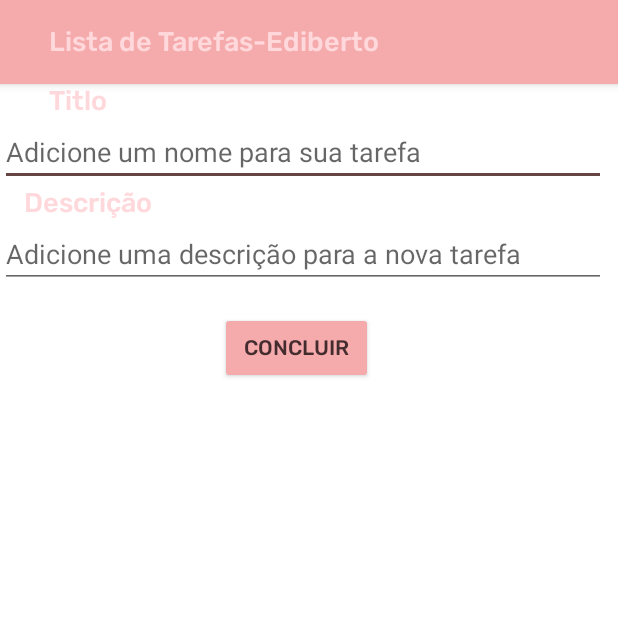
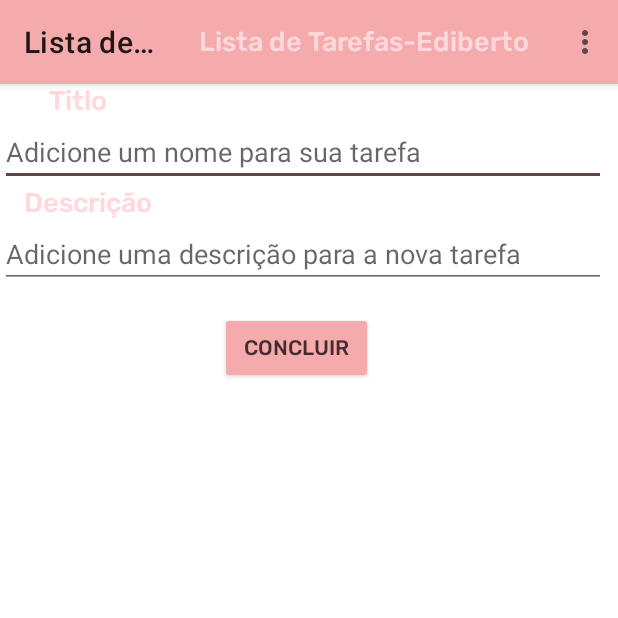
Before and after one commit to Ediberto/.TaskBeats, an Android app: the TaskDetalhesActivity screen opened directly, with no data from a screen before it, on a phone screen of 412 x 824 dp, the top half of it. Run offline under Robolectric (Android 15) with nearby library versions, the phone set to English and light mode, and no system bars.

```diff
--- a/app/src/main/java/com/example/taskbeats_ediberto/presentation/MainActivity.kt
+++ b/app/src/main/java/com/example/taskbeats_ediberto/presentation/MainActivity.kt
@@ -8,5 +8,6 @@ class MainActivity : AppCompatActivity() {
     override fun onCreate(savedInstanceState: Bundle?) {
         super.onCreate(savedInstanceState)
         setContentView(R.layout.activity_main)
+        //setContentView(R.layout.toolbar)
     }
 }
--- a/app/src/main/java/com/example/taskbeats_ediberto/presentation/TaskListActivity.kt
+++ b/app/src/main/java/com/example/taskbeats_ediberto/presentation/TaskListActivity.kt
@@ -8,9 +8,6 @@ import android.view.MenuItem
 import android.widget.LinearLayout
 import androidx.activity.result.ActivityResult
 import androidx.activity.result.contract.ActivityResultContracts
-//import com.comunidadedevspace.taskbeats.R
-//import com.comunidadedevspace.taskbeats.data.AppDatabase
-//import com.comunidadedevspace.taskbeats.data.Task
 import androidx.recyclerview.widget.RecyclerView
 import androidx.room.Room
 import android.view.View
@@ -60,6 +57,7 @@ class TaskListActivity : AppCompatActivity() {
         super.onCreate(savedInstanceState)
         //INFLAR O LAYOUT
         setContentView(R.layout.activity_tasks_list)
+       // setContentView(R.layout.toolbar)
         //COLOCAR O TOOLBAR
         setSupportActionBar(findViewById(R.id.toolbar))
        // listFromDataBase()
--- a/app/src/main/res/layout/activity_tasks_list.xml
+++ b/app/src/main/res/layout/activity_tasks_list.xml
@@ -4,8 +4,9 @@
     xmlns:tools="http://schemas.android.com/tools"
     android:layout_width="match_parent"
     android:layout_height="match_parent"
-    android:orientation="vertical">
-    <include layout="layout/toolbar"/>
+    android:orientation="vertical"
+    tools:context=".presentation.TaskListActivity">
+    <include layout="@layout/toolbar"/>
 
     <!-- INSERINDO O COMPONENTE "Float Action Button"-->
     <com.google.android.material.floatingactionbutton.FloatingActionButton
--- a/app/src/main/res/layout/toolbar.xml
+++ b/app/src/main/res/layout/toolbar.xml
@@ -1,15 +1,19 @@
 <?xml version="1.0" encoding="utf-8"?>
-<Toolbar xmlns:android="http://schemas.android.com/apk/res/android"
+<androidx.appcompat.widget.Toolbar
+    xmlns:android="http://schemas.android.com/apk/res/android"
+
     android:id="@+id/toolbar"
     android:layout_width="match_parent"
     android:layout_height="?attr/actionBarSize"
     android:background="?attr/colorPrimary"
     android:elevation="4dp">
 
+
     <TextView
         style="@style/Titlo3"
         android:text="@string/app_name"
         android:layout_width="wrap_content"
-        android:layout_height="wrap_content" />
+        android:layout_height="wrap_content"
+        />
 
-</Toolbar>
+</androidx.appcompat.widget.Toolbar>
```
